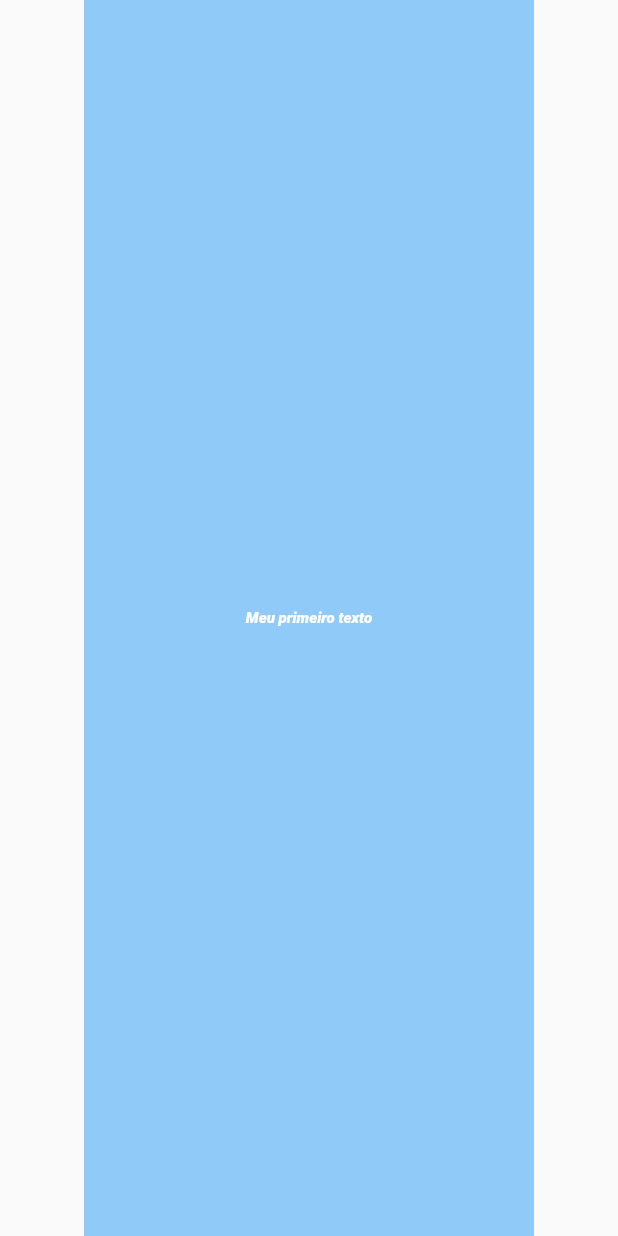
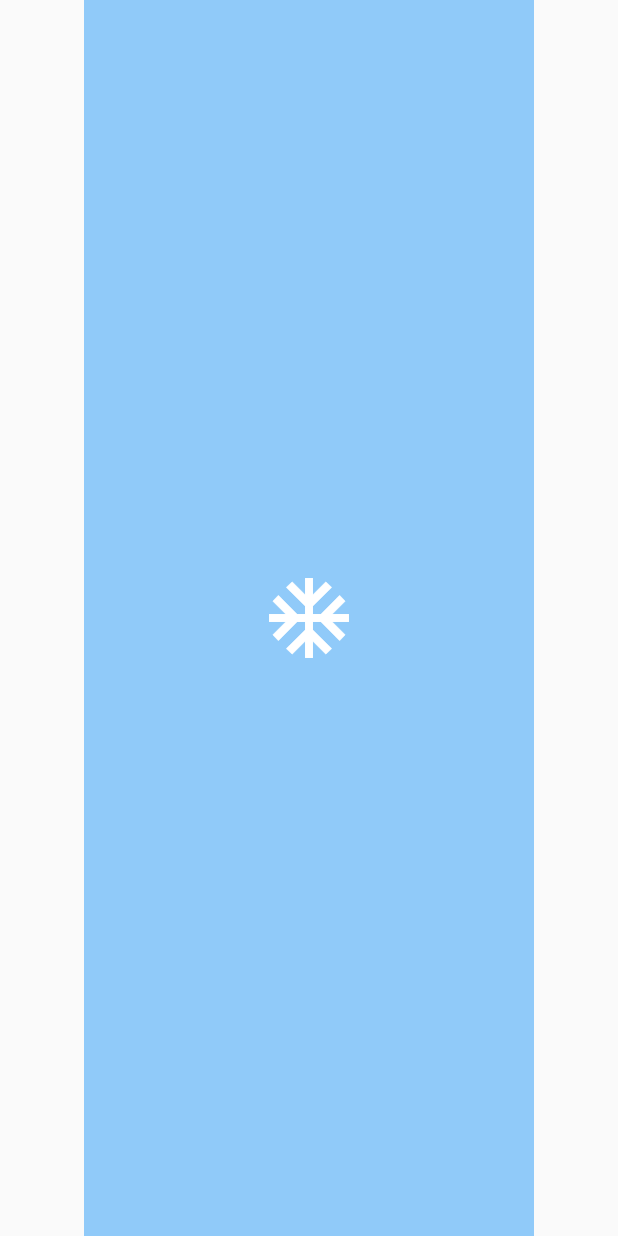
Before and after one commit to from-bottom-to-the-top/aula-flutter, a Flutter app: the screen it shows after launch, on a phone screen of 412 x 824 dp. Run offline on Flutter 3.47's test engine with Material 2 defaults, Android fonts, the light colour scheme and no system bars.

Commit message:
catalogo Icon widget add  and Text widget refactore

```diff
--- a/lib/main.dart
+++ b/lib/main.dart
@@ -36,14 +36,29 @@ class HomeWidget extends StatelessWidget {
           width: 300,
           color: Colors.blue[200],
           alignment: Alignment.center,
-          child: Text("Meu primeiro texto",
-              style: TextStyle(
-                  color: Colors.white,
-                  fontSize: 10,
-                  fontStyle: FontStyle.italic,
-                  fontWeight: FontWeight.w900)),
+          child: iconWidget(),
         ),
       ),
     );
   }
 }
+
+Widget textWidget() {
+  return Container(
+    child: Text("Meu primeiro texto",
+        style: TextStyle(
+            color: Colors.white,
+            fontSize: 10,
+            fontStyle: FontStyle.italic,
+            fontWeight: FontWeight.w900)),
+  );
+}
+
+Widget iconWidget() {
+  return Container(
+      child: Icon(
+    Icons.ac_unit,
+    color: Colors.white,
+    size: 64,
+  ));
+}
```
